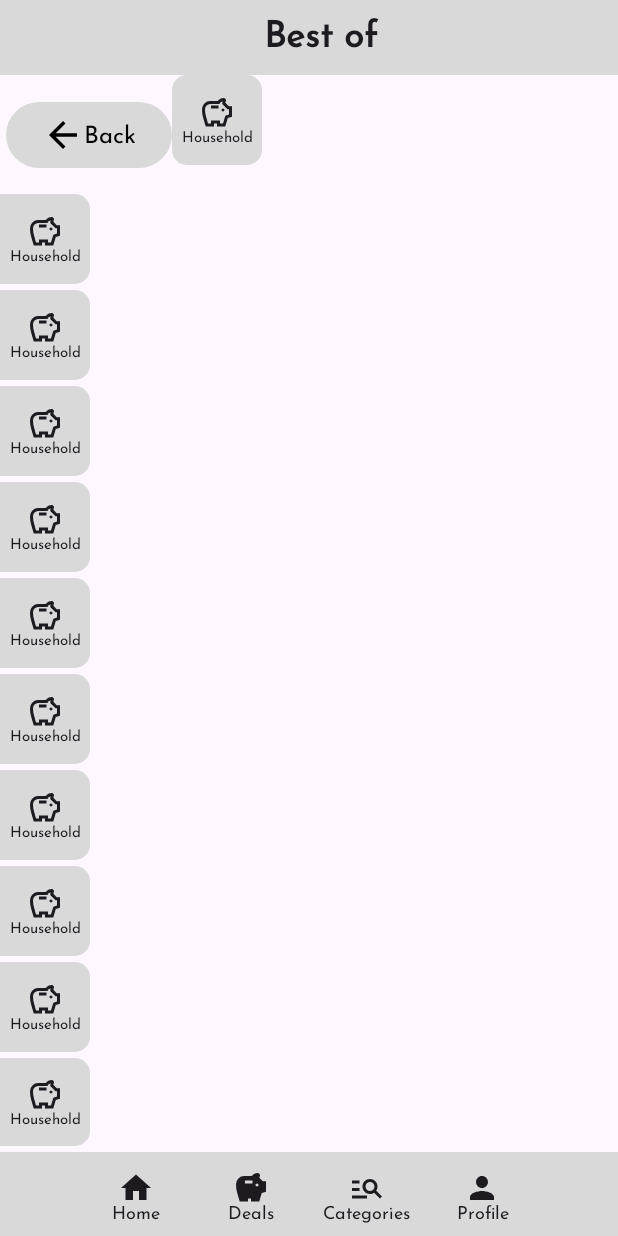
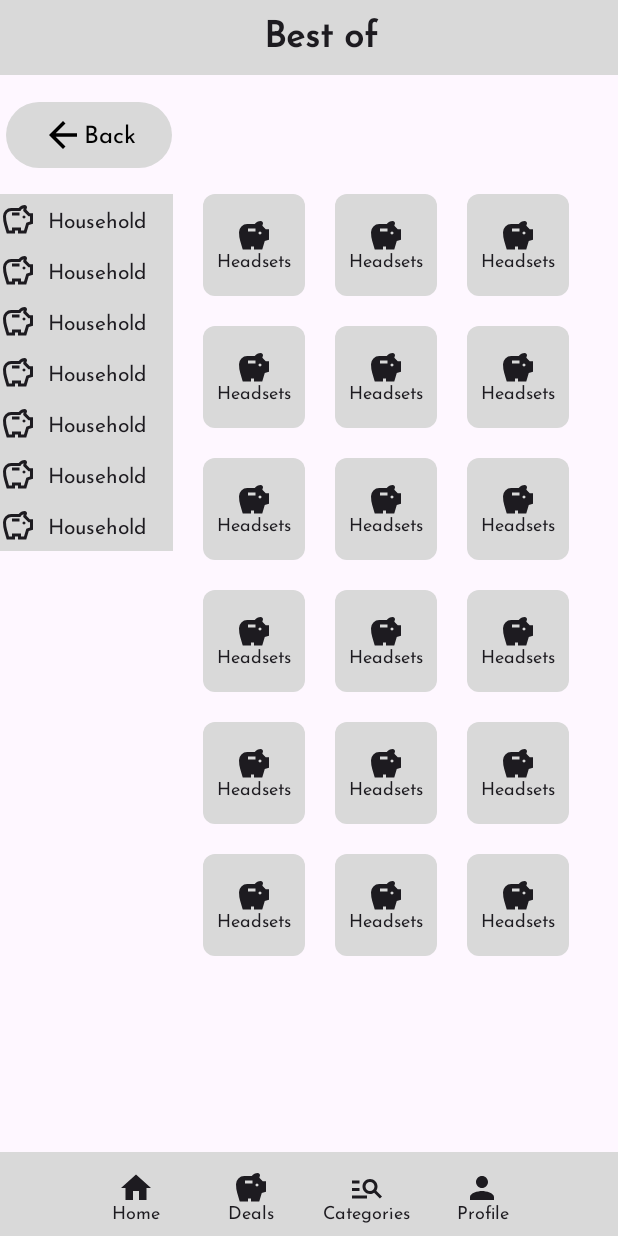
Before and after one commit to Joa0DeL1ma/Best_Of, an Android app built with Jetpack Compose: the @Preview function CategoriesScreenPreview, on a phone screen of 412 x 824 dp. Run offline under Robolectric (Android 15) with nearby library versions, the phone set to English and light mode, and no system bars.

Commit message:
WIP categories section

```diff
--- a/app/src/main/java/com/example/bestof/MainActivity.kt
+++ b/app/src/main/java/com/example/bestof/MainActivity.kt
@@ -7,6 +7,7 @@ import androidx.compose.foundation.layout.fillMaxSize
 import androidx.compose.material3.MaterialTheme
 import androidx.compose.material3.Surface
 import androidx.compose.ui.Modifier
+import com.example.bestof.modules.categories.screens.CategoriesScreen
 import com.example.bestof.modules.product.ProductScreen
 import com.example.bestof.ui.theme.BestOfTheme
 
@@ -21,7 +22,8 @@ class MainActivity : ComponentActivity() {
                     color = MaterialTheme.colorScheme.background
                 ) {
                     //HomeScreen()
-                    ProductScreen()
+                    //ProductScreen()
+                    CategoriesScreen()
                 }
             }
         }
--- a/app/src/main/java/com/example/bestof/modules/categories/screens/CategoriesScreen.kt
+++ b/app/src/main/java/com/example/bestof/modules/categories/screens/CategoriesScreen.kt
@@ -2,13 +2,16 @@ package com.example.bestof.modules.categories.screens
 
 import androidx.compose.foundation.background
 import androidx.compose.foundation.layout.Arrangement
+import androidx.compose.foundation.layout.Box
 import androidx.compose.foundation.layout.Column
 import androidx.compose.foundation.layout.Row
+import androidx.compose.foundation.layout.fillMaxHeight
 import androidx.compose.foundation.layout.fillMaxSize
 import androidx.compose.foundation.layout.fillMaxWidth
 import androidx.compose.foundation.layout.height
 import androidx.compose.foundation.layout.padding
 import androidx.compose.foundation.layout.size
+import androidx.compose.foundation.layout.width
 import androidx.compose.foundation.shape.RoundedCornerShape
 import androidx.compose.material.icons.Icons
 import androidx.compose.material.icons.filled.Home
@@ -29,6 +32,7 @@ import androidx.compose.ui.draw.clip
 import androidx.compose.ui.graphics.Color
 import androidx.compose.ui.res.painterResource
 import androidx.compose.ui.text.style.TextAlign
+import androidx.compose.ui.text.style.TextOverflow
 import androidx.compose.ui.tooling.preview.Preview
 import androidx.compose.ui.unit.dp
 import com.example.bestof.R
@@ -62,6 +66,7 @@ fun CategoriesScreen() {
 
             Row(modifier = Modifier.padding(padding)) {
                 Column { //todo fazer uma section aqui
+                    Box(modifier = Modifier.fillMaxWidth()) {
                         BackButton(
                             modifier = Modifier.padding(
                                 start = 4.dp,
@@ -69,49 +74,62 @@ fun CategoriesScreen() {
                                 bottom = 15.dp
                             )
                         )
-                    for (i in 1..10) {
-                        Column( //todo transformar em lazycolumn
-                            horizontalAlignment = Alignment.CenterHorizontally,
-                            verticalArrangement = Arrangement.Center,
+                    }
+                    Row(modifier = Modifier.fillMaxSize()) {
+                        Column {
+                            for (i in 1..7) {
+                                Row(
                                     modifier = Modifier
-                                .padding(bottom = 4.dp)
-                                .size(60.dp)
-                                .clip(
-                                    RoundedCornerShape(
-                                        topStart = 0.dp,
-                                        topEnd = 10.dp,
-                                        bottomStart = 0.dp,
-                                        bottomEnd = 10.dp
-                                    )
-                                )
                                         .background(Color(0xffD9D9D9))
+                                        .width(115.dp)
                                 ) {
                                     Icon(
+                                        modifier = Modifier.align(Alignment.CenterVertically),
                                         painter = painterResource(id = R.drawable.ic_savings),
                                         contentDescription = ""
                                     )
-                            Text(style = MaterialTheme.typography.labelSmall, text = "Household")
+                                    Text(
+                                        overflow = TextOverflow.Ellipsis,
+                                        maxLines = 2,
+                                        modifier = Modifier.padding(
+                                            start = 8.dp,
+                                            top = 12.dp,
+                                            bottom = 8.dp
+                                        ),
+                                        style = MaterialTheme.typography.labelLarge,
+                                        text = "Household"
+                                    )
                                 }
                             }
                         }
-                Column (modifier = Modifier.fillMaxWidth()) {
-                    Row () {
-                        Column( //todo transformar em lazycolumn
-                            horizontalAlignment = Alignment.CenterHorizontally,
+
+                            Column {
+                                for (g in 1..6) {
+                                Row {
+                                    for (j in 1..3) {
+                                        Column(
+                                            modifier = Modifier
+                                                .padding(start = 20.dp, bottom = 20.dp)
+                                                .size(68.dp)
+                                                .clip(RoundedCornerShape(8.dp))
+                                                .background(Color(0xffD9D9D9))
+
+                                            ,
                                             verticalArrangement = Arrangement.Center,
-                            modifier = Modifier
-                                .padding(bottom = 4.dp)
-                                .size(60.dp)
-                                .clip(
-                                    RoundedCornerShape(10.dp)
-                                )
-                                .background(Color(0xffD9D9D9))
+                                            horizontalAlignment = Alignment.CenterHorizontally
                                         ) {
                                             Icon(
-                                painter = painterResource(id = R.drawable.ic_savings),
+                                                painter = painterResource(id = R.drawable.ic_savings_filled),
                                                 contentDescription = ""
                                             )
-                            Text(style = MaterialTheme.typography.labelSmall, text = "Household")
+                                            Text(
+                                                style = MaterialTheme.typography.bodySmall,
+                                                text = "Headsets"
+                                            )
+                                        }
+                                    }
+                                }
+                            }
                         }
                     }
                 }
```
Lines whose indentation alone changed are shown as unchanged.
